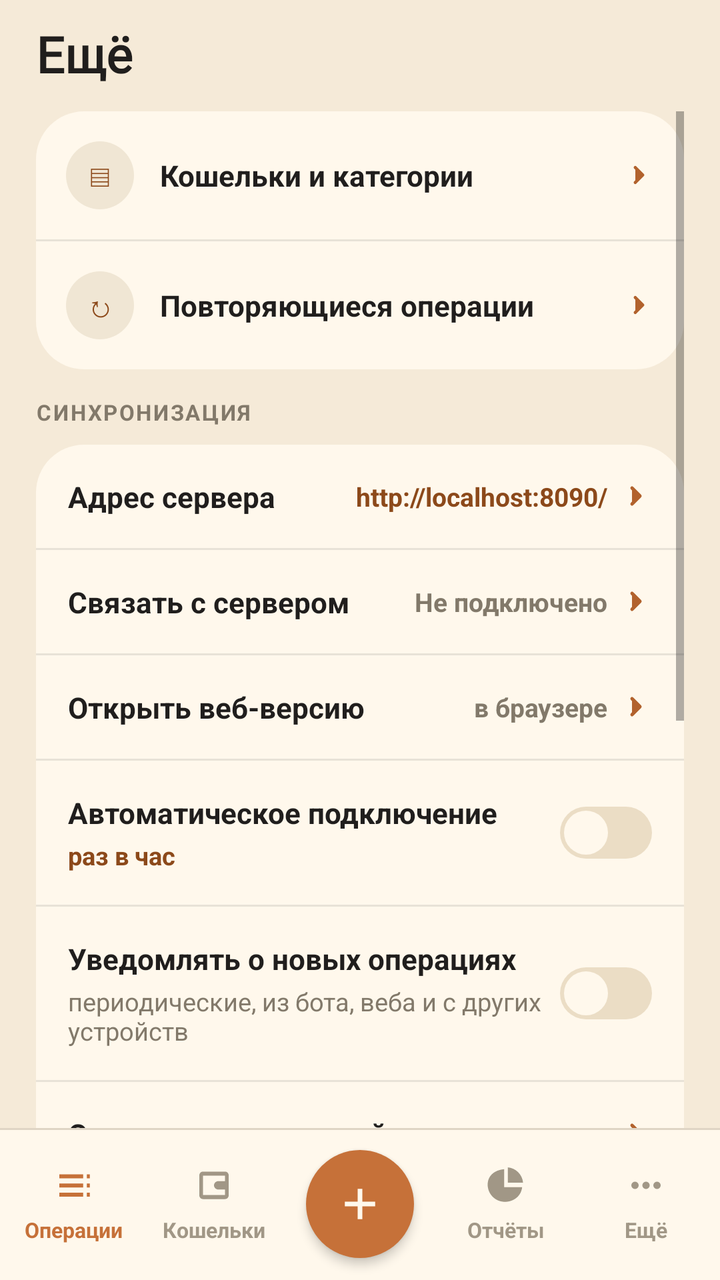
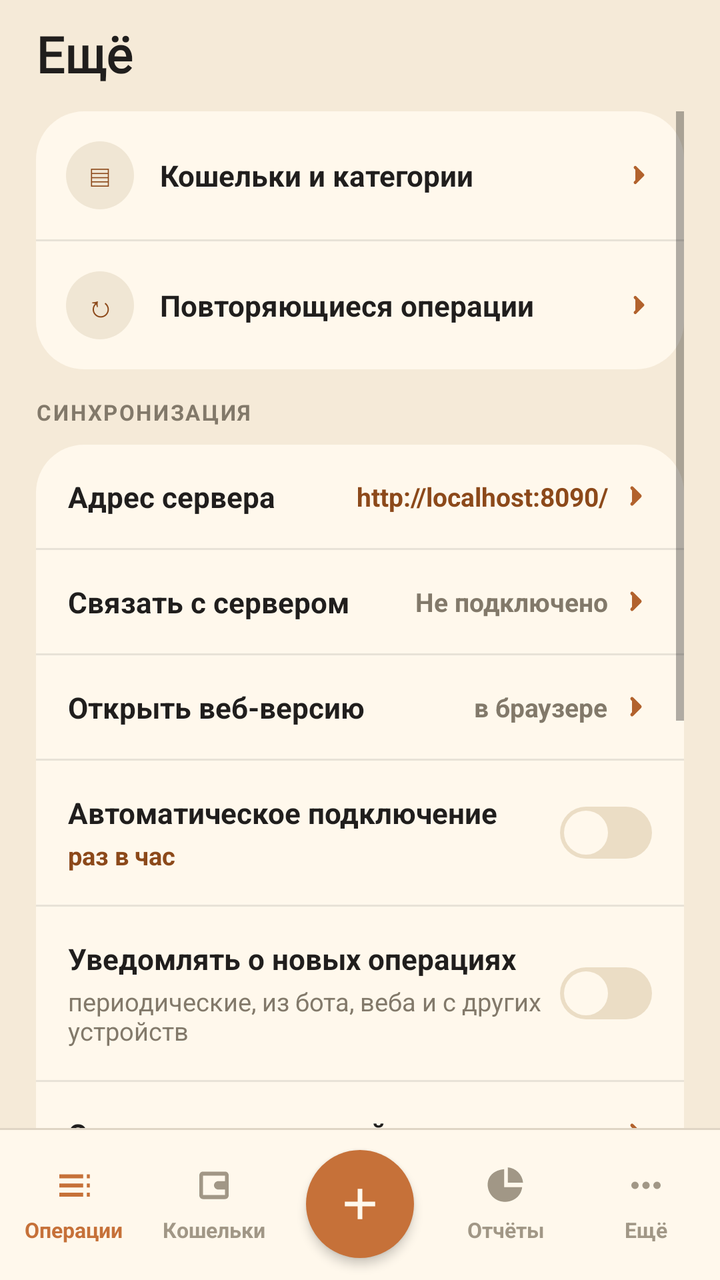

Before-and-after screenshots of an Android layout around one commit, followed by the original layout XML and the change that was made.
<!-- AndroidManifest.xml: activity theme AppTheme.NoActionBar -->
<!-- res/layout/activity_more.xml -->
<?xml version="1.0" encoding="utf-8"?>
<RelativeLayout xmlns:android="http://schemas.android.com/apk/res/android"
    android:layout_width="match_parent"
    android:layout_height="match_parent"
    android:background="@color/colorBackground">

    <TextView
        android:id="@+id/title"
        android:layout_width="match_parent"
        android:layout_height="wrap_content"
        android:paddingLeft="18dp"
        android:paddingRight="18dp"
        android:paddingTop="10dp"
        android:paddingBottom="12dp"
        android:text="Ещё"
        android:textSize="25sp"
        android:textStyle="bold"
        android:fontFamily="@font/caprasimo"
        android:textColor="@color/colorTextPrimary"/>

    <ScrollView
        android:layout_width="match_parent"
        android:layout_height="wrap_content"
        android:layout_below="@id/title"
        android:layout_above="@id/bottomNav"
        android:paddingLeft="18dp"
        android:paddingRight="18dp">

        <LinearLayout
            android:layout_width="match_parent"
            android:layout_height="wrap_content"
            android:orientation="vertical"
            android:paddingBottom="24dp">

            <LinearLayout
                android:id="@+id/rowAccountsCard"
                android:layout_width="match_parent"
                android:layout_height="wrap_content"
                android:orientation="vertical"
                android:background="@drawable/bg_card"
                android:layout_marginBottom="14dp">

                <LinearLayout android:id="@+id/rowAccounts" style="@style/MoreRow" android:onClick="onMoreAccounts">
                    <TextView style="@style/MoreRowGlyph" android:text="▤"/>
                    <TextView style="@style/MoreRowLabel" android:text="Кошельки и категории"/>
                    <ImageView style="@style/MoreRowChevron"/>
                </LinearLayout>
                <View style="@style/MoreRowDivider"/>

                <LinearLayout android:id="@+id/rowRecurring" style="@style/MoreRow" android:onClick="onMoreRecurring">
                    <TextView style="@style/MoreRowGlyph" android:text="↻"/>
                    <TextView style="@style/MoreRowLabel" android:text="Повторяющиеся операции"/>
                    <ImageView style="@style/MoreRowChevron"/>
                </LinearLayout>
            </LinearLayout>

            
            <TextView style="@style/SettingsGroupLabel" android:text="СИНХРОНИЗАЦИЯ"/>
            <LinearLayout
                android:layout_width="match_parent"
                android:layout_height="wrap_content"
                android:orientation="vertical"
                android:background="@drawable/bg_card"
                android:layout_marginBottom="14dp">

                <LinearLayout
                    android:id="@+id/rowServerUrl"
                    android:layout_width="match_parent"
                    android:layout_height="wrap_content"
                    android:orientation="horizontal"
                    android:gravity="center_vertical"
                    android:padding="16dp"
                    android:onClick="onPickServerUrl">

                    <TextView
                        android:layout_width="0dp"
                        android:layout_height="wrap_content"
                        android:layout_weight="1"
                        android:text="Адрес сервера"
                        android:textSize="14.5sp"
                        android:textStyle="bold"
                        android:textColor="@color/colorTextPrimary"/>

                    <TextView
                        android:id="@+id/serverUrlValue"
                        android:layout_width="wrap_content"
                        android:layout_height="wrap_content"
                        android:text="http://localhost:8090/"
                        android:textSize="13sp"
                        android:textStyle="bold"
                        android:textColor="@color/colorexpanse"
                        android:layout_marginEnd="6dp"/>

                    <ImageView
                        android:layout_width="16dp"
                        android:layout_height="16dp"
                        android:src="@drawable/ic_chevron_right"/>
                </LinearLayout>

                <View style="@style/MoreRowDivider"/>

                <LinearLayout
                    android:id="@+id/rowLinkServer"
                    android:layout_width="match_parent"
                    android:layout_height="wrap_content"
                    android:orientation="horizontal"
                    android:gravity="center_vertical"
                    android:padding="16dp"
                    android:onClick="onLinkServer">

                    <TextView
                        android:layout_width="0dp"
                        android:layout_height="wrap_content"
                        android:layout_weight="1"
                        android:text="Связать с сервером"
                        android:textSize="14.5sp"
                        android:textStyle="bold"
                        android:textColor="@color/colorTextPrimary"/>

                    <TextView
                        android:id="@+id/linkStatusValue"
                        android:layout_width="wrap_content"
                        android:layout_height="wrap_content"
                        android:text="Не подключено"
                        android:textSize="13sp"
                        android:textStyle="bold"
                        android:textColor="@color/colorTextSecondary"
                        android:layout_marginEnd="6dp"/>

                    <ImageView
                        android:layout_width="16dp"
                        android:layout_height="16dp"
                        android:src="@drawable/ic_chevron_right"/>
                </LinearLayout>

                <View style="@style/MoreRowDivider"/>

                
                <LinearLayout
                    android:id="@+id/rowOpenWeb"
                    android:layout_width="match_parent"
                    android:layout_height="wrap_content"
                    android:orientation="horizontal"
                    android:gravity="center_vertical"
                    android:padding="16dp"
                    android:onClick="onOpenWeb">

                    <TextView
                        android:layout_width="0dp"
                        android:layout_height="wrap_content"
                        android:layout_weight="1"
                        android:text="Открыть веб-версию"
                        android:textSize="14.5sp"
                        android:textStyle="bold"
                        android:textColor="@color/colorTextPrimary"/>

                    <TextView
                        android:layout_width="wrap_content"
                        android:layout_height="wrap_content"
                        android:text="в браузере"
                        android:textSize="13sp"
                        android:textStyle="bold"
                        android:textColor="@color/colorTextSecondary"
                        android:layout_marginEnd="6dp"/>

                    <ImageView
                        android:layout_width="16dp"
                        android:layout_height="16dp"
                        android:src="@drawable/ic_chevron_right"/>
                </LinearLayout>

                <View style="@style/MoreRowDivider"/>

                <LinearLayout
                    android:layout_width="match_parent"
                    android:layout_height="wrap_content"
                    android:orientation="horizontal"
                    android:gravity="center_vertical"
                    android:padding="16dp">

                    <LinearLayout
                        android:layout_width="0dp"
                        android:layout_height="wrap_content"
                        android:layout_weight="1"
                        android:orientation="vertical">

                        <TextView
                            android:layout_width="wrap_content"
                            android:layout_height="wrap_content"
                            android:text="Автоматическое подключение"
                            android:textSize="14.5sp"
                            android:textStyle="bold"
                            android:textColor="@color/colorTextPrimary"/>

                        <TextView
                            android:id="@+id/rowAutoConnectInterval"
                            android:layout_width="wrap_content"
                            android:layout_height="wrap_content"
                            android:layout_marginTop="3dp"
                            android:text="раз в час"
                            android:textSize="12.5sp"
                            android:textStyle="bold"
                            android:textColor="@color/colorexpanse"
                            android:onClick="onPickAutoConnectInterval"/>
                    </LinearLayout>

                    <FrameLayout
                        android:id="@+id/switchAutoConnect"
                        android:layout_width="46dp"
                        android:layout_height="26dp"
                        android:background="@drawable/bg_switch_off"
                        android:onClick="onToggleAutoConnect">
                        <View
                            android:id="@+id/switchAutoConnectThumb"
                            android:layout_width="22dp"
                            android:layout_height="22dp"
                            android:layout_margin="2dp"
                            android:background="@drawable/bg_switch_thumb"/>
                    </FrameLayout>
                </LinearLayout>

                <View style="@style/MoreRowDivider"/>

                
                <LinearLayout
                    android:layout_width="match_parent"
                    android:layout_height="wrap_content"
                    android:orientation="horizontal"
                    android:gravity="center_vertical"
                    android:padding="16dp">

                    <LinearLayout
                        android:layout_width="0dp"
                        android:layout_height="wrap_content"
                        android:layout_weight="1"
                        android:orientation="vertical">

                        <TextView
                            android:layout_width="wrap_content"
                            android:layout_height="wrap_content"
                            android:text="Уведомлять о новых операциях"
                            android:textSize="14.5sp"
                            android:textStyle="bold"
                            android:textColor="@color/colorTextPrimary"/>

                        <TextView
                            android:layout_width="wrap_content"
                            android:layout_height="wrap_content"
                            android:layout_marginTop="3dp"
                            android:text="периодические, из бота, веба и с других устройств"
                            android:textSize="12.5sp"
                            android:textColor="@color/colorTextSecondary"/>
                    </LinearLayout>

                    <FrameLayout
                        android:id="@+id/switchNotifyNewOperations"
                        android:layout_width="46dp"
                        android:layout_height="26dp"
                        android:background="@drawable/bg_switch_off"
                        android:onClick="onToggleNotifyNewOperations">
                        <View
                            android:layout_width="22dp"
                            android:layout_height="22dp"
                            android:layout_margin="2dp"
                            android:background="@drawable/bg_switch_thumb"/>
                    </FrameLayout>
                </LinearLayout>

                <View style="@style/MoreRowDivider"/>

                <LinearLayout
                    android:id="@+id/rowSyncNow"
                    android:layout_width="match_parent"
                    android:layout_height="wrap_content"
                    android:orientation="horizontal"
                    android:gravity="center_vertical"
                    android:padding="16dp"
                    android:onClick="onSyncNow">

                    <TextView
                        android:layout_width="0dp"
                        android:layout_height="wrap_content"
                        android:layout_weight="1"
                        android:text="Синхронизировать сейчас"
                        android:textSize="14.5sp"
                        android:textStyle="bold"
                        android:textColor="@color/colorTextPrimary"/>

                    <TextView
                        android:id="@+id/syncNowStatus"
                        android:layout_width="wrap_content"
                        android:layout_height="wrap_content"
                        android:text=""
                        android:textSize="13sp"
                        android:textStyle="bold"
                        android:textColor="@color/colorTextSecondary"
                        android:layout_marginEnd="6dp"/>

                    <ImageView
                        android:layout_width="16dp"
                        android:layout_height="16dp"
                        android:src="@drawable/ic_chevron_right"/>
                </LinearLayout>
            </LinearLayout>

            <LinearLayout
                android:id="@+id/moreList"
                android:layout_width="match_parent"
                android:layout_height="wrap_content"
                android:orientation="vertical"
                android:background="@drawable/bg_card"
                android:layout_marginBottom="14dp">

                
                <LinearLayout android:id="@+id/rowRates" style="@style/MoreRow" android:onClick="onMoreRates">
                    <TextView style="@style/MoreRowGlyph" android:text="⇅"/>
                    <TextView style="@style/MoreRowLabel" android:text="Курсы валют"/>
                    <ImageView style="@style/MoreRowChevron"/>
                </LinearLayout>
                <View style="@style/MoreRowDivider"/>

                <LinearLayout android:id="@+id/rowIcons" style="@style/MoreRow" android:onClick="onMoreIcons">
                    <TextView style="@style/MoreRowGlyph" android:text="▦"/>
                    <TextView style="@style/MoreRowLabel" android:text="Иконки и категории"/>
                    <ImageView style="@style/MoreRowChevron"/>
                </LinearLayout>
                <View style="@style/MoreRowDivider"/>

                <LinearLayout android:id="@+id/rowImport" style="@style/MoreRow" android:onClick="onMoreImport">
                    <TextView style="@style/MoreRowGlyph" android:text="↧"/>
                    <TextView style="@style/MoreRowLabel" android:text="Импорт из файла"/>
                    <ImageView style="@style/MoreRowChevron"/>
                </LinearLayout>
                <View style="@style/MoreRowDivider"/>

                <LinearLayout android:id="@+id/rowSettings" style="@style/MoreRow" android:onClick="onMoreSettings">
                    <TextView style="@style/MoreRowGlyph" android:text="⛭"/>
                    <TextView style="@style/MoreRowLabel" android:text="Настройки"/>
                    <ImageView style="@style/MoreRowChevron"/>
                </LinearLayout>
            </LinearLayout>
        </LinearLayout>
    </ScrollView>

    <include android:id="@+id/bottomNav" layout="@layout/view_bottom_nav"/>
</RelativeLayout>
<!-- res/layout/view_bottom_nav.xml (included above) -->
<?xml version="1.0" encoding="utf-8"?>
<FrameLayout xmlns:android="http://schemas.android.com/apk/res/android"
    android:id="@+id/bottomNav"
    android:layout_width="match_parent"
    android:layout_height="76dp"
    android:layout_alignParentBottom="true"
    android:layout_gravity="bottom"
    android:background="@drawable/bg_bottom_nav"
    android:elevation="8dp">

    <LinearLayout
        android:layout_width="match_parent"
        android:layout_height="match_parent"
        android:orientation="horizontal"
        android:paddingLeft="2dp"
        android:paddingRight="2dp">

        <LinearLayout
            android:id="@+id/navOps"
            android:layout_width="0dp"
            android:layout_height="match_parent"
            android:layout_weight="1"
            android:background="@drawable/bg_nav_tab"
            android:clickable="true"
            android:focusable="true"
            android:gravity="center"
            android:orientation="vertical"
            android:onClick="navOperations">

            <ImageView
                android:layout_width="22dp"
                android:layout_height="22dp"
                android:src="@drawable/ic_nav_ops"
                android:tint="@color/colorPrimary"/>

            <TextView
                android:layout_width="wrap_content"
                android:layout_height="wrap_content"
                android:layout_marginTop="4dp"
                android:text="Операции"
                android:textSize="10.5sp"
                android:textStyle="bold"
                android:textColor="@color/colorPrimary"/>
        </LinearLayout>

        <LinearLayout
            android:id="@+id/navWallets"
            android:layout_width="0dp"
            android:layout_height="match_parent"
            android:layout_weight="1"
            android:background="@drawable/bg_nav_tab"
            android:clickable="true"
            android:focusable="true"
            android:gravity="center"
            android:orientation="vertical"
            android:onClick="navWallets">

            <ImageView
                android:layout_width="22dp"
                android:layout_height="22dp"
                android:src="@drawable/ic_nav_wallets"
                android:tint="@color/colorTextHint"/>

            <TextView
                android:layout_width="wrap_content"
                android:layout_height="wrap_content"
                android:layout_marginTop="4dp"
                android:text="Кошельки"
                android:textSize="10.5sp"
                android:textStyle="bold"
                android:textColor="@color/colorTextHint"/>
        </LinearLayout>

        
        <View
            android:layout_width="76dp"
            android:layout_height="match_parent"/>

        <LinearLayout
            android:id="@+id/navReport"
            android:layout_width="0dp"
            android:layout_height="match_parent"
            android:layout_weight="1"
            android:background="@drawable/bg_nav_tab"
            android:clickable="true"
            android:focusable="true"
            android:gravity="center"
            android:orientation="vertical"
            android:onClick="navReport">

            <ImageView
                android:layout_width="22dp"
                android:layout_height="22dp"
                android:src="@drawable/ic_nav_report"
                android:tint="@color/colorTextHint"/>

            <TextView
                android:layout_width="wrap_content"
                android:layout_height="wrap_content"
                android:layout_marginTop="4dp"
                android:text="Отчёты"
                android:textSize="10.5sp"
                android:textStyle="bold"
                android:textColor="@color/colorTextHint"/>
        </LinearLayout>

        <LinearLayout
            android:id="@+id/navMore"
            android:layout_width="0dp"
            android:layout_height="match_parent"
            android:layout_weight="1"
            android:background="@drawable/bg_nav_tab"
            android:clickable="true"
            android:focusable="true"
            android:gravity="center"
            android:orientation="vertical"
            android:onClick="navMore">

            <ImageView
                android:layout_width="22dp"
                android:layout_height="22dp"
                android:src="@drawable/ic_nav_more"
                android:tint="@color/colorTextHint"/>

            <TextView
                android:layout_width="wrap_content"
                android:layout_height="wrap_content"
                android:layout_marginTop="4dp"
                android:text="Ещё"
                android:textSize="10.5sp"
                android:textStyle="bold"
                android:textColor="@color/colorTextHint"/>
        </LinearLayout>

    </LinearLayout>

    
    <ImageButton
        android:id="@+id/btnAddTran"
        android:layout_width="54dp"
        android:layout_height="54dp"
        android:layout_gravity="center_horizontal|bottom"
        android:layout_marginBottom="11dp"
        android:background="@drawable/bg_nav_add"
        android:contentDescription="Добавить операцию"
        android:elevation="3dp"
        android:padding="14dp"
        android:scaleType="fitCenter"
        android:src="@drawable/ic_nav_add"
        android:tint="@color/colorSurface"
        android:onClick="btnOperationAdd"/>

</FrameLayout>
<!-- resources referenced by this layout -->
<resources>
  <color name="colorBackground">#F5EAD8</color>
  <color name="colorPrimary">#C67139</color>
  <color name="colorSurface">#FFF8EC</color>
  <color name="colorTextHint">#A19786</color>
  <color name="colorTextPrimary">#201E1D</color>
  <color name="colorTextSecondary">#82796A</color>
  <color name="colorexpanse">#8C491A</color>
  <!-- drawable bg_card (drawable) -->
  <?xml version="1.0" encoding="utf-8"?>
  <shape xmlns:android="http://schemas.android.com/apk/res/android">
      <solid android:color="@color/colorSurface"/>
      <corners android:radius="24dp"/>
  </shape>
  <!-- drawable bg_nav_add (drawable) -->
  <?xml version="1.0" encoding="utf-8"?>
  <ripple xmlns:android="http://schemas.android.com/apk/res/android"
      android:color="@color/colorPrimaryDark">
      <item>
          <shape android:shape="oval">
              <solid android:color="@color/colorPrimary"/>
          </shape>
      </item>
  </ripple>
  <!-- drawable bg_nav_tab (drawable) -->
  <?xml version="1.0" encoding="utf-8"?>
  <ripple xmlns:android="http://schemas.android.com/apk/res/android"
      android:color="@color/colorSurfaceAlt">
      <item android:drawable="@android:color/transparent"/>
  </ripple>
  <!-- drawable bg_switch_off (drawable) -->
  <?xml version="1.0" encoding="utf-8"?>
  <shape xmlns:android="http://schemas.android.com/apk/res/android">
      <solid android:color="@color/colorSurfaceAlt"/>
      <corners android:radius="999dp"/>
  </shape>
  <!-- drawable bg_switch_thumb (drawable) -->
  <?xml version="1.0" encoding="utf-8"?>
  <shape xmlns:android="http://schemas.android.com/apk/res/android"
      android:shape="oval">
      <solid android:color="@color/colorSurface"/>
  </shape>
  <!-- drawable ic_nav_add (drawable) -->
  <?xml version="1.0" encoding="utf-8"?>
  <vector xmlns:android="http://schemas.android.com/apk/res/android"
      android:width="24dp"
      android:height="24dp"
      android:viewportWidth="24"
      android:viewportHeight="24">
      <path
          android:fillColor="#FFFFFF"
          android:pathData="M10.9,5h2.2v5.9H19v2.2h-5.9V19h-2.2v-5.9H5v-2.2h5.9z"/>
  </vector>
  <style name="MoreRow">
          <item name="android:layout_width">match_parent</item>
          <item name="android:layout_height">wrap_content</item>
          <item name="android:orientation">horizontal</item>
          <item name="android:gravity">center_vertical</item>
          <item name="android:padding">15dp</item>
          <item name="android:background">?android:attr/selectableItemBackground</item>
      </style>
  <style name="MoreRowChevron">
          <item name="android:layout_width">15dp</item>
          <item name="android:layout_height">15dp</item>
          <item name="android:src">@drawable/ic_chevron_right</item>
      </style>
  <style name="MoreRowDivider">
          <item name="android:layout_width">match_parent</item>
          <item name="android:layout_height">1dp</item>
          <item name="android:background">@color/colorDivider</item>
      </style>
  <style name="MoreRowGlyph">
          <item name="android:layout_width">34dp</item>
          <item name="android:layout_height">34dp</item>
          <item name="android:background">@drawable/bg_icon_circle</item>
          <item name="android:gravity">center</item>
          <item name="android:textSize">15sp</item>
          <item name="android:textColor">@color/colorexpanse</item>
      </style>
  <style name="AppTheme.NoActionBar">
          <item name="windowActionBar">false</item>
          <item name="windowNoTitle">true</item>
      </style>
  <color name="colorDivider">#1A201E1D</color>
  <color name="colorPrimaryDark">#B2622D</color>
  <color name="colorSurfaceAlt">#EBDDC5</color>
  <!-- drawable bg_icon_circle (drawable) -->
  <?xml version="1.0" encoding="utf-8"?>
  <shape xmlns:android="http://schemas.android.com/apk/res/android"
      android:shape="oval">
      <solid android:color="@color/colorIconCircle"/>
  </shape>
  <color name="colorIconCircle">#F0E6D4</color>
  <!-- unchanged entries left out for length: 8 -->
</resources>

<!-- the commit's change to res/layout/activity_more.xml (unified diff, before → after) -->
@@ -72,10 +72,11 @@
                     android:padding="16dp"
                     android:onClick="onPickServerUrl">
 
-                    <TextView
-                        android:layout_width="0dp"
-                        android:layout_height="wrap_content"
-                        android:layout_weight="1"
+                    
+                    <TextView
+                        android:layout_width="wrap_content"
+                        android:layout_height="wrap_content"
+                        android:singleLine="true"
                         android:text="Адрес сервера"
                         android:textSize="14.5sp"
                         android:textStyle="bold"
@@ -83,8 +84,13 @@
 
                     <TextView
                         android:id="@+id/serverUrlValue"
-                        android:layout_width="wrap_content"
-                        android:layout_height="wrap_content"
+                        android:layout_width="0dp"
+                        android:layout_height="wrap_content"
+                        android:layout_weight="1"
+                        android:layout_marginStart="12dp"
+                        android:gravity="end"
+                        android:singleLine="true"
+                        android:ellipsize="middle"
                         android:text="http://localhost:8090/"
                         android:textSize="13sp"
                         android:textStyle="bold"
@@ -108,10 +114,11 @@
                     android:padding="16dp"
                     android:onClick="onLinkServer">
 
-                    <TextView
-                        android:layout_width="0dp"
-                        android:layout_height="wrap_content"
-                        android:layout_weight="1"
+                    
+                    <TextView
+                        android:layout_width="wrap_content"
+                        android:layout_height="wrap_content"
+                        android:singleLine="true"
                         android:text="Связать с сервером"
                         android:textSize="14.5sp"
                         android:textStyle="bold"
@@ -119,8 +126,13 @@
 
                     <TextView
                         android:id="@+id/linkStatusValue"
-                        android:layout_width="wrap_content"
-                        android:layout_height="wrap_content"
+                        android:layout_width="0dp"
+                        android:layout_height="wrap_content"
+                        android:layout_weight="1"
+                        android:layout_marginStart="12dp"
+                        android:gravity="end"
+                        android:singleLine="true"
+                        android:ellipsize="middle"
                         android:text="Не подключено"
                         android:textSize="13sp"
                         android:textStyle="bold"
